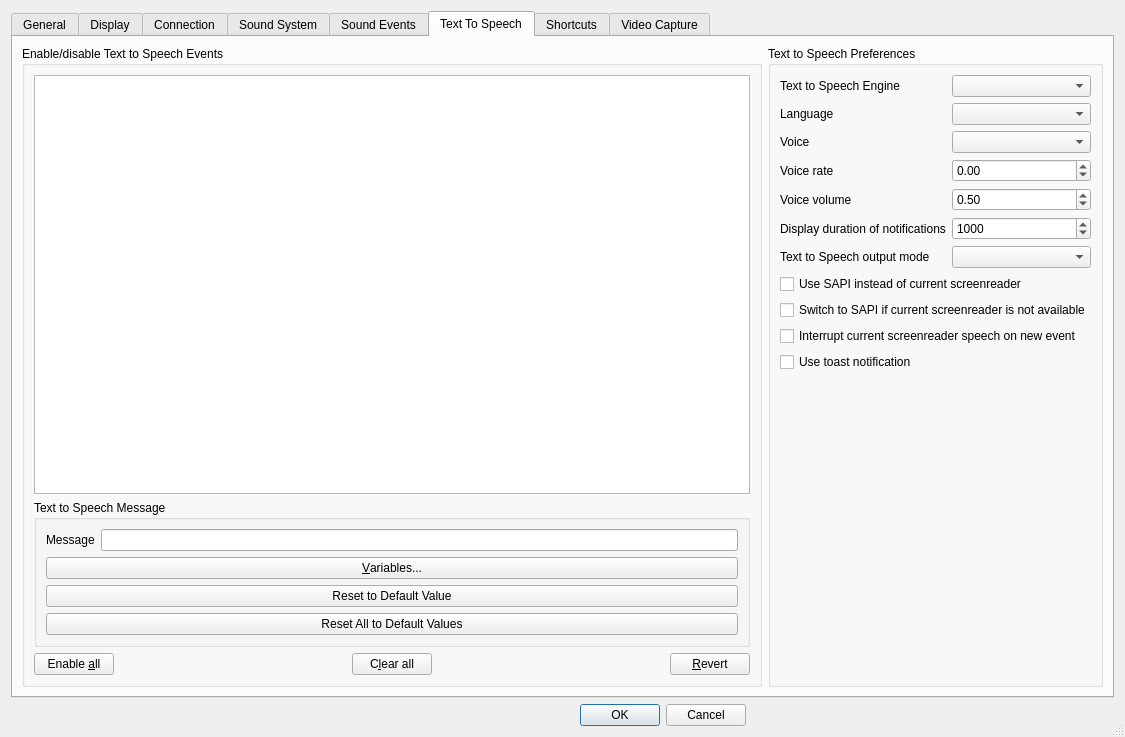
BearWare/TeamTalk5, file Client/qtTeamTalk/preferences.ui: the form before one commit.
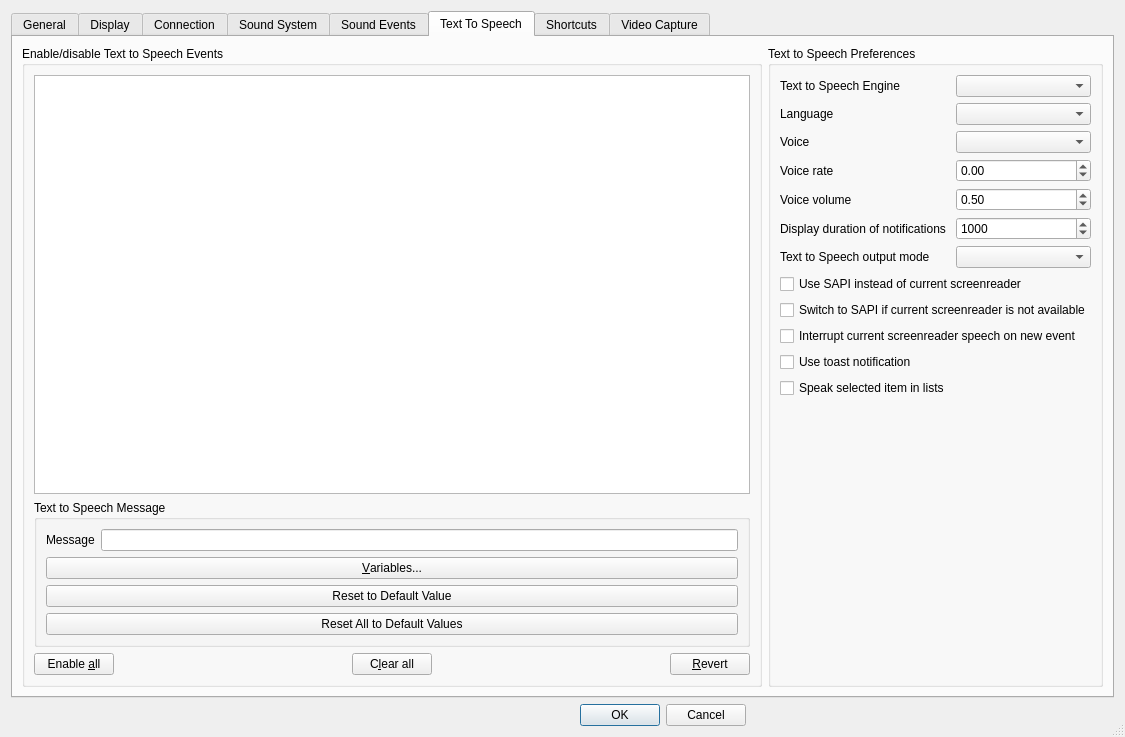
The form after the commit. The open tabs and pages were chosen to show the change. Icons and pictures are not drawn. Custom widgets are drawn as their Qt base class.

Commit message: - Reintroduce option to speak tree item using TTS on MacOS

The edit to the form file:
```diff
--- a/Client/qtTeamTalk/preferences.ui
+++ b/Client/qtTeamTalk/preferences.ui
@@ -1939,6 +1939,13 @@
               </property>
              </widget>
             </item>
+            <item row="11" column="0">
+             <widget class="QCheckBox" name="ttsSpeakListsChkBox">
+              <property name="text">
+               <string>Speak selected item in lists</string>
+              </property>
+             </widget>
+            </item>
            </layout>
           </item>
           <item>
```
The commit also changes 4 other files.
